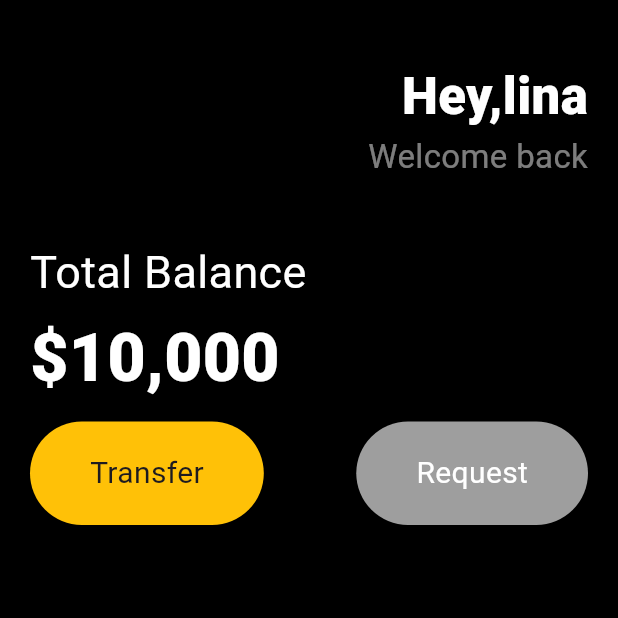
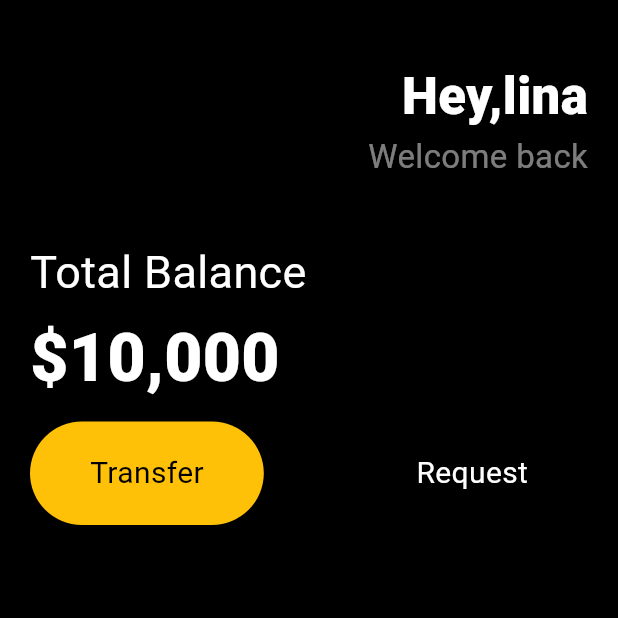
Before and after one commit to hyen43/FlutterUI, a Flutter app: the screen it shows after launch, on a phone screen of 412 x 824 dp, the top half of it. Run offline on Flutter 3.47's test engine with Material 3 defaults, Android fonts, the phone set to English and light mode, and no system bars.

Commit message:
design: set reusable widget

```diff
--- a/lib/main.dart
+++ b/lib/main.dart
@@ -1,4 +1,5 @@
 import 'package:flutter/material.dart';
+import 'package:my_app/widgets/Button.dart';
 
 void main() {
   runApp(App());
@@ -62,34 +63,15 @@ class App extends StatelessWidget {
               Row(
                 mainAxisAlignment: MainAxisAlignment.spaceBetween,
                 children: [
-                  Container(
-                    decoration: BoxDecoration(
-                      color: Colors.amber,
-                      borderRadius: BorderRadius.all(Radius.circular(45)),
-                    ),
-                    child: Padding(
-                      padding: EdgeInsets.symmetric(
-                        horizontal: 40,
-                        vertical: 20,
-                      ),
-                      child: Text("Transfer", style: TextStyle(fontSize: 20)),
-                    ),
+                  Button(
+                    text: "Transfer",
+                    bgColor: Colors.amber,
+                    textColor: Colors.black,
                   ),
-                  Container(
-                    decoration: BoxDecoration(
-                      color: Colors.grey,
-                      borderRadius: BorderRadius.all(Radius.circular(45)),
-                    ),
-                    child: Padding(
-                      padding: EdgeInsets.symmetric(
-                        horizontal: 40,
-                        vertical: 20,
-                      ),
-                      child: Text(
-                        "Request",
-                        style: TextStyle(fontSize: 20, color: Colors.white),
-                      ),
-                    ),
+                  Button(
+                    text: "Request",
+                    bgColor: Colors.black,
+                    textColor: Colors.white,
                   ),
                 ],
               ),
--- /dev/null
+++ b/lib/widgets/button.dart
@@ -0,0 +1,28 @@
+import 'package:flutter/material.dart';
+
+class Button extends StatelessWidget {
+  final String text;
+  final Color bgColor;
+  final Color textColor;
+
+  const Button({
+    super.key,
+    required this.text,
+    required this.bgColor,
+    required this.textColor,
+  });
+
+  @override
+  Widget build(BuildContext context) {
+    return Container(
+      decoration: BoxDecoration(
+        color: bgColor,
+        borderRadius: BorderRadius.all(Radius.circular(45)),
+      ),
+      child: Padding(
+        padding: const EdgeInsets.symmetric(horizontal: 40, vertical: 20),
+        child: Text(text, style: TextStyle(fontSize: 20, color: textColor)),
+      ),
+    );
+  }
+}
```
